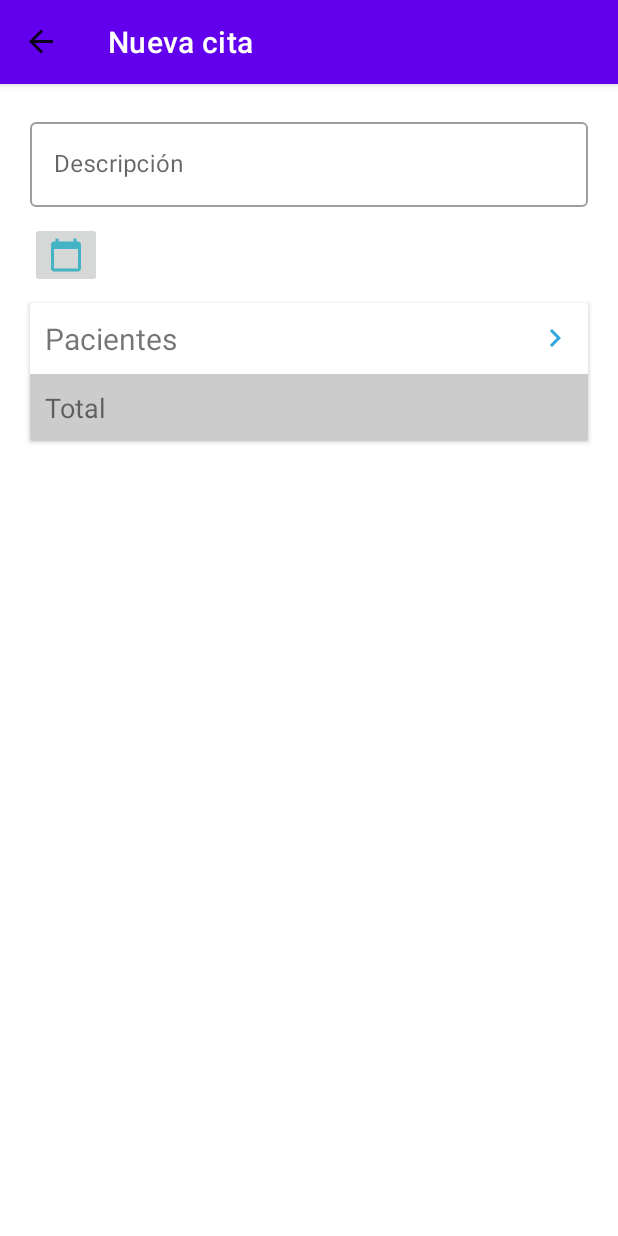
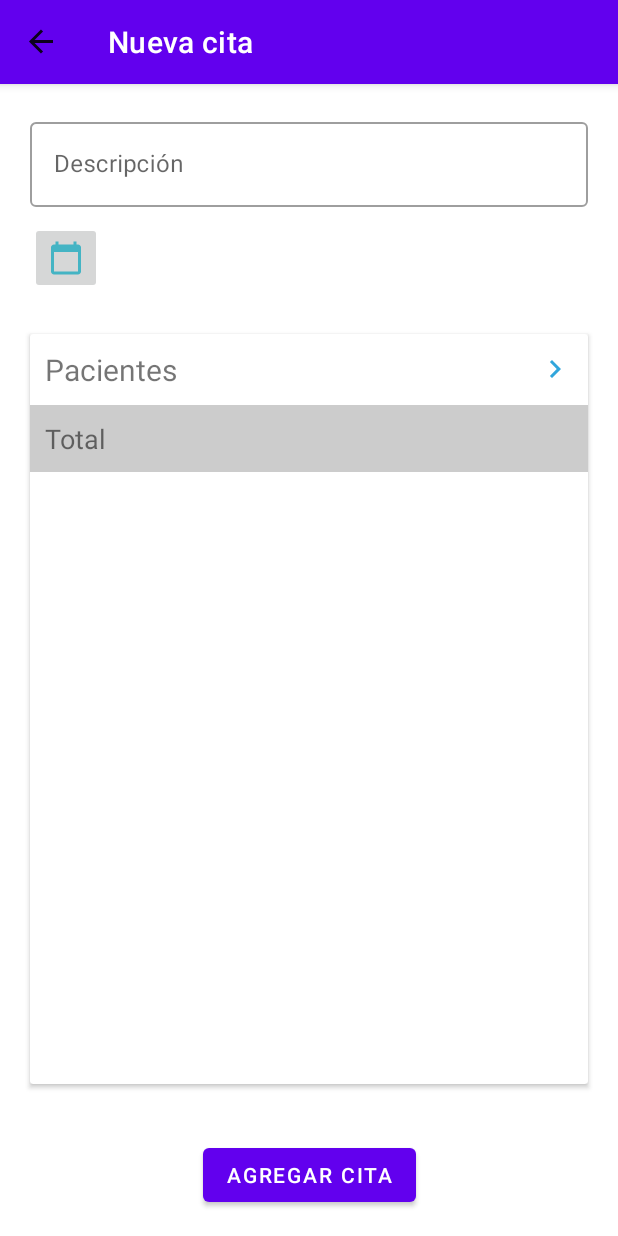
Before and after one commit to Antonioescp/laboratorio-pro-c-mobile-app, an Android app: the AppointmentDetailFragment screen opened through its navigation route, on a phone screen of 412 x 824 dp. Run offline under Robolectric (Android 15) with nearby library versions, the phone set to English and light mode, and no system bars; our stand-ins replace Firebase (no records; nobody signed in at launch, a user with empty details on screens opened directly), Room's generated code, Timber, data binding, navigation-ui; 2 statements that could not run were skipped.

Commit message:
feature-wip: Create appointment
You now can add and remove lab tests for a patient and see their recommendations

```diff
--- a/app/src/main/java/com/gameloop/laboratorioclinicoproc/views/appointments/detail/AppointmentDetailFragment.kt
+++ b/app/src/main/java/com/gameloop/laboratorioclinicoproc/views/appointments/detail/AppointmentDetailFragment.kt
@@ -10,11 +10,13 @@ import android.view.ViewGroup
 import android.widget.Toast
 import androidx.core.content.ContextCompat
 import androidx.lifecycle.ViewModelProvider
+import androidx.navigation.fragment.findNavController
 import androidx.navigation.fragment.navArgs
 import com.gameloop.laboratorioclinicoproc.R
 import com.gameloop.laboratorioclinicoproc.database.model.labtest.LabTest
 import com.gameloop.laboratorioclinicoproc.database.model.patient.Patient
 import com.gameloop.laboratorioclinicoproc.databinding.FragmentAppointmentDetailBinding
+import com.gameloop.laboratorioclinicoproc.views.appointments.detail.adapters.AppointmentLabTestAdapter
 import com.gameloop.laboratorioclinicoproc.views.appointments.detail.adapters.AppointmentPatientAdapter
 import com.gameloop.laboratorioclinicoproc.views.appointments.detail.dialogs.selectlabtest.SelectLabTestDialog
 import com.gameloop.laboratorioclinicoproc.views.appointments.detail.dialogs.selectpatients.SelectPatientDialog
@@ -58,9 +60,20 @@ class AppointmentDetailFragment : Fragment() {
     }
 
     private fun setUpPatientsList() {
-        val adapter = AppointmentPatientAdapter(object: AppointmentPatientAdapter.Listener {
+        val adapter = AppointmentPatientAdapter(
+            object: AppointmentPatientAdapter.Listener {
                 override fun onDelete(patient: Patient) {
                     viewModel.removePatient(patient)
+                }
+
+                override fun onSeeLabTest(labTest: LabTest) {
+                    val action = AppointmentDetailFragmentDirections
+                        .actionAppointmentDetailFragmentToLabTestDetailFragment(labTest)
+                    findNavController().navigate(action)
+                }
+
+                override fun onDeleteLabTest(patient: Patient, labTest: LabTest) {
+                    viewModel.removeLabTestFor(patient, labTest)
                 }
 
                 override fun onAddLabTest(patient: Patient) {
@@ -76,7 +89,8 @@ class AppointmentDetailFragment : Fragment() {
                     )
                     selectLabDialog.show(fm, "select_lab_test")
                 }
-        })
+            }
+        )
 
         viewModel.eventPatientListChange.observe(viewLifecycleOwner) { hasChanged ->
             hasChanged?.let {
@@ -91,6 +105,7 @@ class AppointmentDetailFragment : Fragment() {
             }
         }
 
+        adapter.submitList(viewModel.selectedPatientsAppointments)
         binding.rvPatients.adapter = adapter
     }
 
@@ -102,7 +117,7 @@ class AppointmentDetailFragment : Fragment() {
                     AutoTransition()
                 )
 
-                var drawable = ContextCompat.getDrawable(
+                val drawable = ContextCompat.getDrawable(
                     requireContext(),
                     when (areHidden) {
                         true -> R.drawable.ic_baseline_keyboard_arrow_right_24
--- a/app/src/main/java/com/gameloop/laboratorioclinicoproc/views/appointments/detail/adapters/AppointmentPatientAdapter.kt
+++ b/app/src/main/java/com/gameloop/laboratorioclinicoproc/views/appointments/detail/adapters/AppointmentPatientAdapter.kt
@@ -9,18 +9,35 @@ import com.gameloop.laboratorioclinicoproc.database.model.labtest.LabTest
 import com.gameloop.laboratorioclinicoproc.database.model.patient.Patient
 import com.gameloop.laboratorioclinicoproc.databinding.ListItemAppointmentPatientBinding
 
-class AppointmentPatientAdapter(private val listener: AppointmentPatientAdapter.Listener)
-    : ListAdapter<Pair<Patient, List<LabTest>>, AppointmentPatientAdapter.ViewHolder>(DiffCallback()) {
+class AppointmentPatientAdapter(
+    private val listener: Listener,
+) : ListAdapter<Pair<Patient, List<LabTest>>, AppointmentPatientAdapter.ViewHolder>(DiffCallback()) {
 
     class ViewHolder private constructor(private val binding: ListItemAppointmentPatientBinding)
         : RecyclerView.ViewHolder(binding.root) {
 
-            fun bind(patientAppointments: Pair<Patient, List<LabTest>>, listener: Listener) {
+            fun bind(
+                patientAppointments: Pair<Patient, List<LabTest>>,
+                listener: Listener
+            ) {
                 binding.patient = patientAppointments.first
 
                 binding.ivDelete.setOnClickListener { listener.onDelete(patientAppointments.first) }
                 binding.btnAddTest
                     .setOnClickListener { listener.onAddLabTest(patientAppointments.first) }
+
+                val adapter = AppointmentLabTestAdapter(object: AppointmentLabTestAdapter.Listener {
+                    override fun onSee(labTest: LabTest) {
+                        listener.onSeeLabTest(labTest)
+                    }
+
+                    override fun onDelete(labTest: LabTest) {
+                        listener.onDeleteLabTest(patientAppointments.first, labTest)
+                    }
+                })
+
+                binding.rvTests.adapter = adapter
+                adapter.submitList(patientAppointments.second)
             }
 
             companion object {
@@ -68,5 +85,7 @@ class AppointmentPatientAdapter(private val listener: AppointmentPatientAdapter.
     interface Listener {
         fun onDelete(patient: Patient) {}
         fun onAddLabTest(patient: Patient) {}
+        fun onDeleteLabTest(patient: Patient, labTest: LabTest) {}
+        fun onSeeLabTest(labTest: LabTest) {}
     }
 }
--- a/app/src/main/res/layout/fragment_appointment_detail.xml
+++ b/app/src/main/res/layout/fragment_appointment_detail.xml
@@ -44,19 +44,22 @@
             android:layout_height="wrap_content"
             android:layout_marginStart="20dp"
             android:layout_marginTop="10dp"
+            android:contentDescription="@string/calendar"
+            android:minHeight="48dp"
             android:src="@drawable/ic_baseline_calendar_today_24"
             android:tint="@color/water_drop"
             app:layout_constraintEnd_toStartOf="@id/tvDate"
             app:layout_constraintHorizontal_bias="0.0"
             app:layout_constraintHorizontal_chainStyle="packed"
             app:layout_constraintStart_toStartOf="parent"
-            app:layout_constraintTop_toBottomOf="@id/tilDescription" />
+            app:layout_constraintTop_toBottomOf="@id/tilDescription"
+            tools:ignore="ImageContrastCheck,ImageContrastCheck" />
         <TextView
             android:id="@+id/tvDate"
             android:layout_width="wrap_content"
             android:layout_height="wrap_content"
             android:layout_marginTop="10dp"
-            android:layout_marginLeft="10dp"
+            android:layout_marginStart="10dp"
             tools:text="Fecha:"
             app:layout_constraintStart_toEndOf="@id/btnCalendar"
             app:layout_constraintTop_toBottomOf="@id/tilDescription"
@@ -68,56 +71,62 @@
         <androidx.cardview.widget.CardView
             android:id="@+id/cvAppointments"
             android:layout_width="match_parent"
-            android:layout_height="wrap_content"
+            android:layout_height="500dp"
             android:layout_marginHorizontal="20dp"
             android:layout_marginTop="10dp"
+            app:layout_constraintBottom_toTopOf="@id/btnAddAppointment"
+            app:layout_constraintEnd_toEndOf="parent"
             app:layout_constraintStart_toStartOf="parent"
-            app:layout_constraintEnd_toEndOf="parent"
             app:layout_constraintTop_toBottomOf="@id/btnCalendar"
+            app:layout_constraintVertical_bias="0"
+            android:layout_marginBottom="20dp"
             >
 
             <LinearLayout
                 android:layout_width="match_parent"
                 android:layout_height="wrap_content"
-                android:orientation="vertical"
-                >
+                android:orientation="vertical">
 
                 <TextView
                     android:id="@+id/tvPatients"
                     android:layout_width="match_parent"
                     android:layout_height="wrap_content"
+                    android:onClick="@{() -> viewModel.togglePatients()}"
+                    android:padding="10dp"
                     android:text="@string/patients"
                     android:textSize="20sp"
-                    android:padding="10dp"
-                    app:drawableEndCompat="@drawable/ic_baseline_keyboard_arrow_right_24"
-                    android:onClick="@{() -> viewModel.togglePatients()}"
-                    />
+                    app:drawableEndCompat="@drawable/ic_baseline_keyboard_arrow_right_24" />
 
                 <LinearLayout
                     android:id="@+id/llHider"
                     android:layout_width="match_parent"
-                    android:layout_height="wrap_content"
+                    android:layout_height="410dp"
                     android:orientation="vertical"
-                    android:visibility="@{viewModel.arePatientsHidden ? View.GONE : View.VISIBLE}"
-                    >
+                    android:visibility="@{viewModel.arePatientsHidden ? View.GONE : View.VISIBLE}">
+
                     <Button
                         android:id="@+id/btnAddPatient"
+                        style="@style/Widget.MaterialComponents.Button.TextButton"
                         android:layout_width="match_parent"
                         android:layout_height="wrap_content"
-                        android:text="@string/add_patient"
-                        style="@style/Widget.MaterialComponents.Button.TextButton"
-                        />
-                    <androidx.recyclerview.widget.RecyclerView
-                        android:id="@+id/rvPatients"
+                        android:text="@string/add_patient" />
+
+                    <androidx.core.widget.NestedScrollView
                         android:layout_width="match_parent"
-                        android:layout_height="match_parent"
-                        app:layoutManager="androidx.recyclerview.widget.LinearLayoutManager"
-                        android:paddingHorizontal="5dp"
-                        android:paddingBottom="10dp"
-                        android:clipToPadding="false"
-                        tools:listitem="@layout/list_item_appointment_patient"
-                        tools:itemCount="1"
-                        />
+                        android:layout_height="wrap_content">
+
+                        <androidx.recyclerview.widget.RecyclerView
+                            android:id="@+id/rvPatients"
+                            android:layout_width="match_parent"
+                            android:layout_height="wrap_content"
+                            android:clipToPadding="false"
+                            android:paddingHorizontal="5dp"
+                            android:paddingBottom="10dp"
+                            app:layoutManager="androidx.recyclerview.widget.LinearLayoutManager"
+                            tools:itemCount="3"
+                            tools:listitem="@layout/list_item_appointment_patient" />
+                    </androidx.core.widget.NestedScrollView>
+
                 </LinearLayout>
 
                 <TextView
@@ -125,13 +134,23 @@
                     android:layout_width="match_parent"
                     android:layout_height="wrap_content"
                     android:background="@color/dark"
+                    android:padding="10dp"
                     android:text="@string/total"
-                    android:textSize="18sp"
-                    android:padding="10dp"
-                    />
+                    android:textSize="18sp" />
             </LinearLayout>
 
         </androidx.cardview.widget.CardView>
 
+
+        <Button
+            android:id="@+id/btnAddAppointment"
+            android:layout_width="wrap_content"
+            android:layout_height="wrap_content"
+            app:layout_constraintTop_toBottomOf="@id/cvAppointments"
+            app:layout_constraintStart_toStartOf="parent"
+            app:layout_constraintEnd_toEndOf="parent"
+            app:layout_constraintBottom_toBottomOf="parent"
+            android:text="@string/add_appointment"
+            />
     </androidx.constraintlayout.widget.ConstraintLayout>
 </layout>
--- a/app/src/main/res/layout/list_item_appointment_patient.xml
+++ b/app/src/main/res/layout/list_item_appointment_patient.xml
@@ -71,6 +71,8 @@
                     app:layoutManager="androidx.recyclerview.widget.LinearLayoutManager"
                     tools:listitem="@layout/list_item_appointment_lab_test"
                     tools:itemCount="1"
+                    android:paddingBottom="20dp"
+                    android:clipToPadding="false"
                     />
 
             </LinearLayout>
--- a/app/src/main/res/navigation/nav_graph.xml
+++ b/app/src/main/res/navigation/nav_graph.xml
@@ -87,5 +87,8 @@
             app:argType="com.gameloop.laboratorioclinicoproc.database.model.appointment.Appointment"
             app:nullable="true"
             android:defaultValue="@null" />
+        <action
+            android:id="@+id/action_appointmentDetailFragment_to_labTestDetailFragment"
+            app:destination="@id/labTestDetailFragment" />
     </fragment>
 </navigation>
--- a/app/src/main/res/values/strings.xml
+++ b/app/src/main/res/values/strings.xml
@@ -38,4 +38,5 @@
     <string name="cancel">Cancelar</string>
     <string name="accept">Aceptar</string>
     <string name="category">Categoria</string>
+    <string name="calendar">Calendario</string>
 </resources>
```
Also changed, not shown: app/src/main/java/com/gameloop/laboratorioclinicoproc/views/appointments/detail/AppointmentDetailViewModel.kt (+17 -0 lines). Lines whose indentation alone changed are shown as unchanged.
